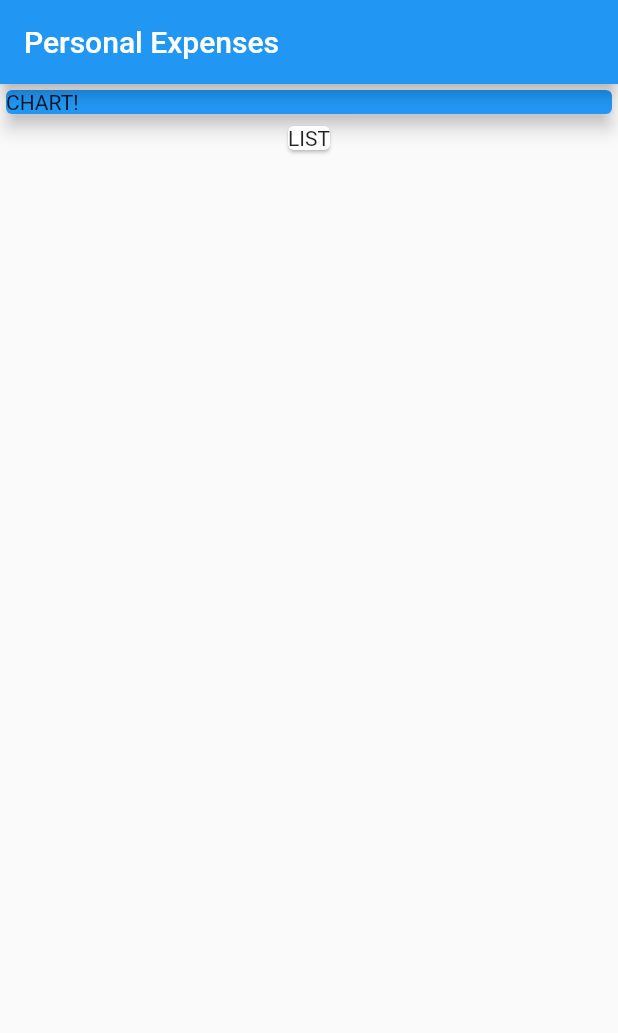
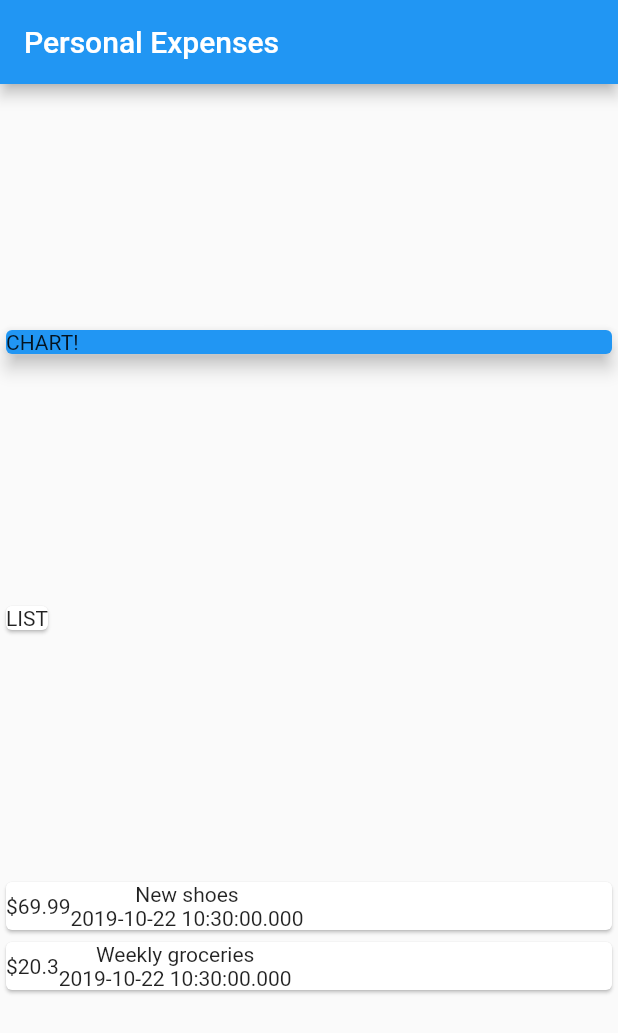
Before and after one commit to Cristhho/personal_expenses, a Flutter app: the screen it shows after launch, on a phone screen of 412 x 824 dp. Shown: the top 1033 px of the screen. Run offline on Flutter 3.47's test engine with Material 2 defaults, Android fonts, the phone set to English and light mode, and no system bars.

Commit message:
Cards, Columns and Rows

```diff
--- a/lib/main.dart
+++ b/lib/main.dart
@@ -1,4 +1,5 @@
 import 'package:flutter/material.dart';
+import './transaction.dart';
 
 void main() => runApp(MyApp());
 
@@ -13,6 +14,11 @@ class MyApp extends StatelessWidget {
 }
 
 class MyHomePage extends StatelessWidget {
+  final List<Transaction> transactions = [
+    Transaction(id: 't1', title: 'New shoes', amount: 69.99, date: DateTime.now()),
+    Transaction(id: 't2', title: 'Weekly groceries', amount: 20.30, date: DateTime.now())
+  ];
+
   @override
   Widget build(BuildContext context) {
     return Scaffold(
@@ -20,6 +26,8 @@ class MyHomePage extends StatelessWidget {
         title: Text('Personal Expenses'),
       ),
       body: Column(
+        mainAxisAlignment: MainAxisAlignment.spaceEvenly,
+        crossAxisAlignment: CrossAxisAlignment.start,
         children: <Widget>[
           Card(
             color: Colors.blue,
@@ -31,6 +39,25 @@ class MyHomePage extends StatelessWidget {
           ),
           Card(
             child: Text('LIST'),
+          ),
+          Column(
+            children: transactions.map((trs) {
+              return Card(
+                child: Row(
+                  children: <Widget>[
+                    Container(
+                      child: Text('\$' + trs.amount.toString()),
+                    ),
+                    Column(
+                      children: <Widget>[
+                        Text(trs.title),
+                        Text(trs.date.toString())
+                      ],
+                    )
+                  ],
+                ),
+              );
+            }).toList(),
           )
         ],
       )
--- /dev/null
+++ b/lib/transaction.dart
@@ -0,0 +1,8 @@
+class Transaction {
+  final String id;
+  final String title;
+  final double amount;
+  final DateTime date;
+
+  Transaction({this.id, this.title, this.amount, this.date});
+}
```
